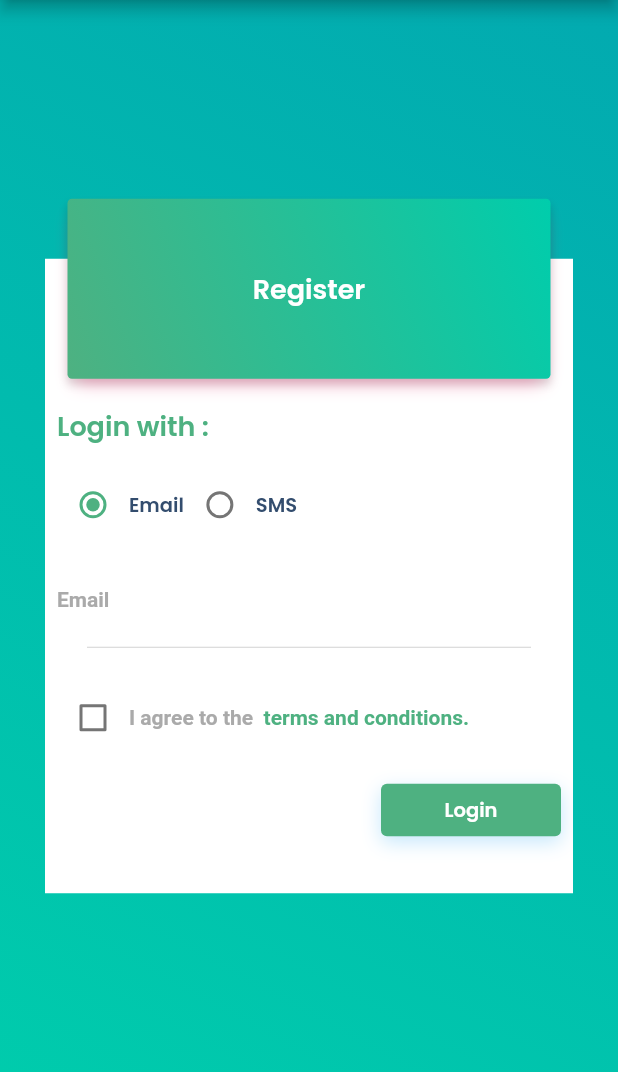
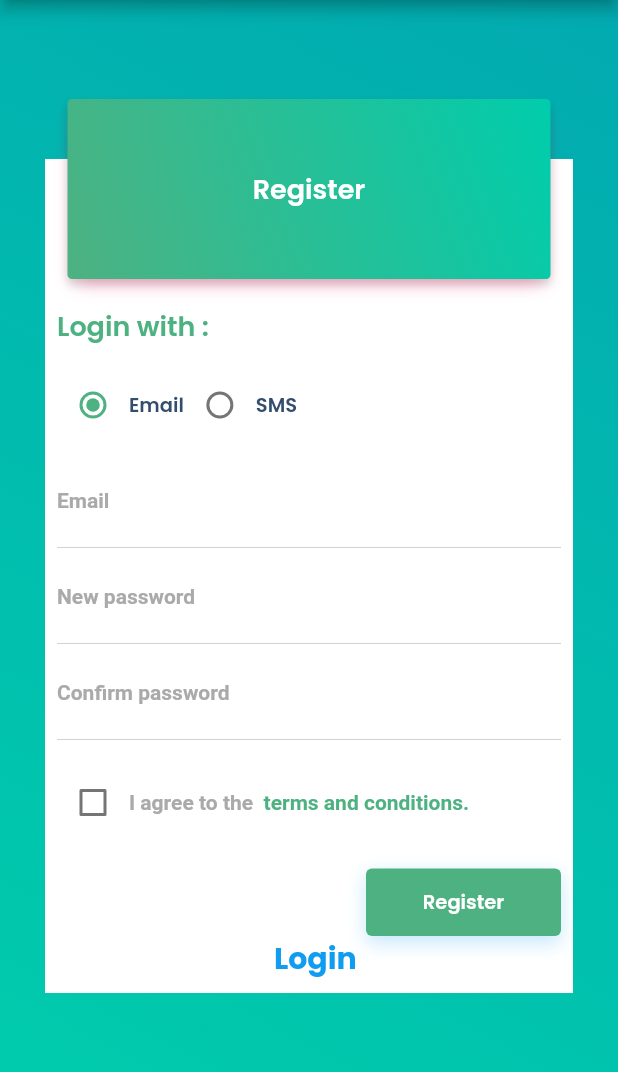
Before and after one commit to silvereds/highway, a Flutter app: the RegisterPage screen opened by its route, on a phone screen of 412 x 824 dp, the part 84-1156 px from its top. Run offline on Flutter 3.47's test engine with Material 2 defaults, Android fonts, the phone set to English and light mode, and no system bars; our stand-ins replace intl_phone_number_input, pie_chart, pin_code_fields, sqflite; accounts and stored records are empty.

Commit message:
Restructure register page

```diff
--- a/lib/main.dart
+++ b/lib/main.dart
@@ -19,12 +19,12 @@ class MyApp extends StatelessWidget {
   Widget build(BuildContext context) {
     return MaterialApp(
       debugShowCheckedModeBanner: false,
-      title: 'Flutter Demo',
+      title: 'HIGHWEH',
       theme: ThemeData(
         primarySwatch: Colors.blue,
         visualDensity: VisualDensity.adaptivePlatformDensity,
       ),
-      initialRoute: '/createPassword',
+      initialRoute: '/',
       routes: {
         AppRoutes.splashScreenPage: (context) => SplashScreenPage(),
         AppRoutes.registerPage: (context) => RegisterPage(),
--- a/lib/views/register_page.dart
+++ b/lib/views/register_page.dart
@@ -5,22 +5,20 @@ import 'package:mobile/views/First_Login_sms.dart';
 import 'package:mobile/views/Create_password.dart';
 
 class RegisterPage extends StatefulWidget {
-
   @override
   _RegisterPageState createState() => _RegisterPageState();
 }
 
- enum RegisterOption{email, sms}
-
+enum RegisterOption { email, sms }
 
 class _RegisterPageState extends State<RegisterPage> {
-            bool  checkOption = false;
+  bool checkOption = false;
   // _site is the variable that recieves registeroption and keeps
   RegisterOption _site = RegisterOption.email;
 
   final textController = TextEditingController();
-
-
+   final new_password_Controller = TextEditingController();
+    final confirm_password_Controller = TextEditingController();
 
   @override
   void dispose() {
@@ -30,19 +28,13 @@ class _RegisterPageState extends State<RegisterPage> {
     super.dispose();
   }
 
-  String hintText(){
-    if(_site == RegisterOption.email){
+  String hintText() {
+    if (_site == RegisterOption.email) {
       return "Email";
-
-     } else{
+    } else {
       return "Phone number";
     }
   }
-
-
-
-
-
 
   @override
   Widget build(BuildContext context) {
@@ -57,6 +49,7 @@ class _RegisterPageState extends State<RegisterPage> {
         centerTitle: true,
       ),
       body: Container(
+
         decoration: BoxDecoration(
             gradient: LinearGradient(
                 begin: Alignment.topRight,
@@ -68,15 +61,15 @@ class _RegisterPageState extends State<RegisterPage> {
             // alignment: AlignmentDirectional.center,
             clipBehavior: Clip.none,
             children: [
-              Container(
+              SingleChildScrollView(
+                              child: Container(
                   width: MediaQuery.of(context).size.width,
-                height: 423,
+                  // height: 423,
                   decoration: BoxDecoration(
                     color: Colors.white,
                   ),
                   child: Padding(
                     padding: const EdgeInsets.all(8.0),
-                  child: SingleChildScrollView(
                     child: Column(
                       crossAxisAlignment: CrossAxisAlignment.start,
                       children: [
@@ -122,8 +115,7 @@ class _RegisterPageState extends State<RegisterPage> {
                               groupValue: _site,
                               onChanged: (RegisterOption value) {
                                 setState(() {
-                                  _site =value;
-
+                                  _site = value;
                                 });
                               },
                             ),
@@ -157,16 +149,48 @@ class _RegisterPageState extends State<RegisterPage> {
                               ),
                             ),
                             Divider(
+                              color: Color(0xffd2d2d2, ),
+                              // endIndent: 20,
+                              // indent: 20,
+                              ),
+                            TextFormField(
+                                 controller: new_password_Controller,
+                                keyboardType: TextInputType.emailAddress,
+                                decoration: InputDecoration(
+                                  hintText: 'New password',
+                                  hintStyle: TextStyle(
+                                      fontSize: 14,
+                                      color: Color(0xFFAAAAAA),
+                                      fontFamily: 'Roboto'),
+                                  border: InputBorder.none,
+                                ),
+                              ),
+                               Divider(
                               color: Color(
                                 0xffd2d2d2,
                               ),
-                              endIndent: 20,
-                              indent: 20,
+                                ),
+                                  TextFormField(
+                                 controller: confirm_password_Controller,
+                                keyboardType: TextInputType.emailAddress,
+                                decoration: InputDecoration(
+                                  hintText: 'Confirm password',
+                                  hintStyle: TextStyle(
+                                      fontSize: 14,
+                                      color: Color(0xFFAAAAAA),
+                                      fontFamily: 'Roboto'),
+                                  border: InputBorder.none,
+                                ),
+                              ),
+                               Divider(
+                              color: Color(
+                                0xffd2d2d2,
+                              ),
                                 ),
                                  ],
                         ),
                         SizedBox(
-                          height: 15,
+                          height: 10,
                         ),
                         Row(
                           children: [
@@ -176,7 +200,6 @@ class _RegisterPageState extends State<RegisterPage> {
                                   this.checkOption = value;
                                 });
                               },
-
                               checkColor: Color(0xFF4EB181),
                               activeColor: Color(0xFFFFFFFF),
                               value: checkOption,
@@ -208,6 +231,8 @@ class _RegisterPageState extends State<RegisterPage> {
                         SizedBox(
                           height: 20,
                         ),
+                        Column(
+                          children: [
                             Container(
                               alignment: Alignment.bottomRight,
                               child: Container(
@@ -231,11 +256,11 @@ class _RegisterPageState extends State<RegisterPage> {
                                     ),
                                   ],
                                 ),
-                            height: 35.02,
-                            width: 120,
+                                height: 45.02,
+                                width: 130,
                                 child: FlatButton(
                                   child: Text(
-                                "Login",
+                                    "Register",
                                     style: TextStyle(
                                       color: Colors.white,
                                       fontSize: 13,
@@ -249,14 +274,35 @@ class _RegisterPageState extends State<RegisterPage> {
                                       context,
                                       MaterialPageRoute(
                                           builder: (context) => CreatePassword()),
-
                                     );
-                                print(textController.text);
-
+                                    print(textController.text, );
+                                    print(new_password_Controller.text );
+                                    print(confirm_password_Controller.text, );
                                   },
                                 ),
                               ),
+
+                            ),
+                             RichText(
+                        textAlign: TextAlign.right,
+                              text: TextSpan(children: <TextSpan>[
+                                TextSpan(
+                                    text: '  Login',
+                                    style: TextStyle(
+                                        decoration: TextDecoration.none,
+                                        color: Color(0xFF109CF1),
+                                        fontSize: 20,
+                                        fontWeight: FontWeight.bold,
+                                        fontFamily: 'Poppins'),
+                                    recognizer: TapGestureRecognizer()
+                                      ..onTap = () {
+                                        print('login');
+                                      })
+                              ]),
                             )
+                          ],
+                        ),
+
                       ],
                     ),
                   ),
--- a/lib/views/splash_screen_page.dart
+++ b/lib/views/splash_screen_page.dart
@@ -43,7 +43,7 @@ class _SplashScreenPageState extends State<SplashScreenPage> {
                     mainAxisAlignment: MainAxisAlignment.spaceEvenly,
                     children: [
                       SizedBox(
-                        height: 25,
+                        height: 10,
                       ),
                       SizedBox(
                         child: Text(
@@ -61,7 +61,7 @@ class _SplashScreenPageState extends State<SplashScreenPage> {
                         width: 327,
                         height: 97,
                       ),
-                      SizedBox(height: 30),
+                      // SizedBox(height: 20),
                       Container(
                         child: Column(
                           children: [
@@ -116,7 +116,7 @@ class _SplashScreenPageState extends State<SplashScreenPage> {
                           ],
                         ),
                       ),
-                      SizedBox(height: 20),
+                      // SizedBox(height: 20),
                       Container(
                         child: Column(
                           children: [
@@ -199,7 +199,7 @@ class _SplashScreenPageState extends State<SplashScreenPage> {
                                           ),
                                         ),
                                         width: 222.15,
-                                        // height: 17.51,
+                                        height: 17.51,
                                       ),
                                       SizedBox(height: 10),
                                       SizedBox(
@@ -225,7 +225,7 @@ class _SplashScreenPageState extends State<SplashScreenPage> {
                         ),
                       ),
                       SizedBox(
-                        height: 50,
+                        height: 45,
                       ),
                       Container(
                         child: FlatButton(
```
Lines whose indentation alone changed are shown as unchanged.
